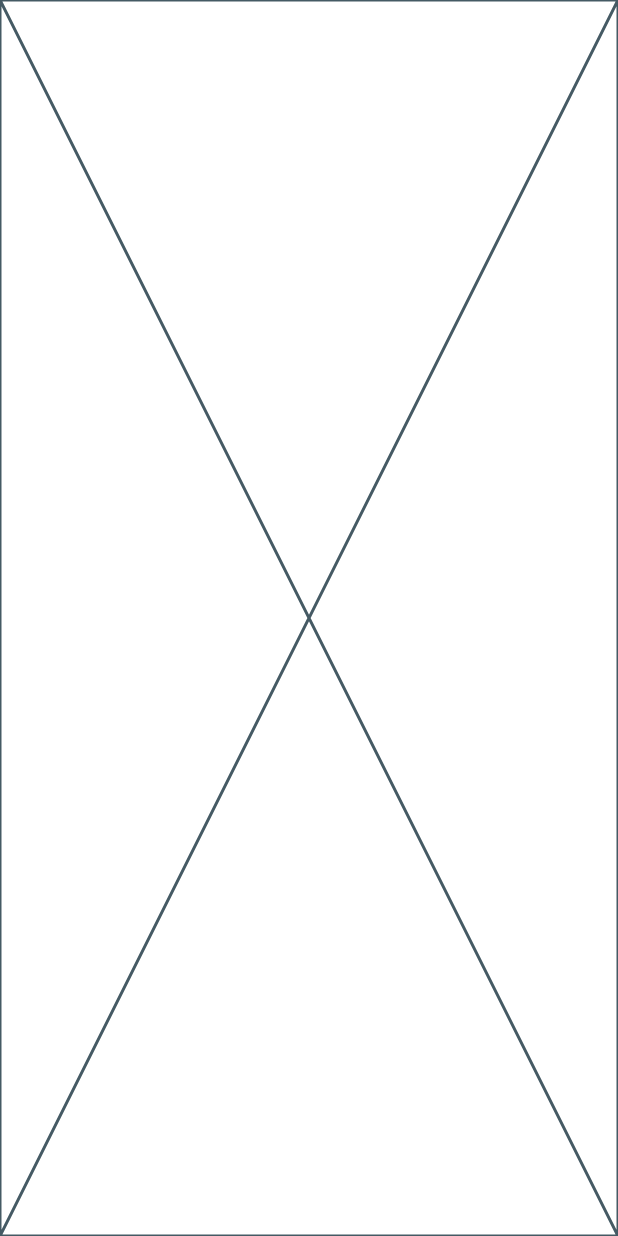
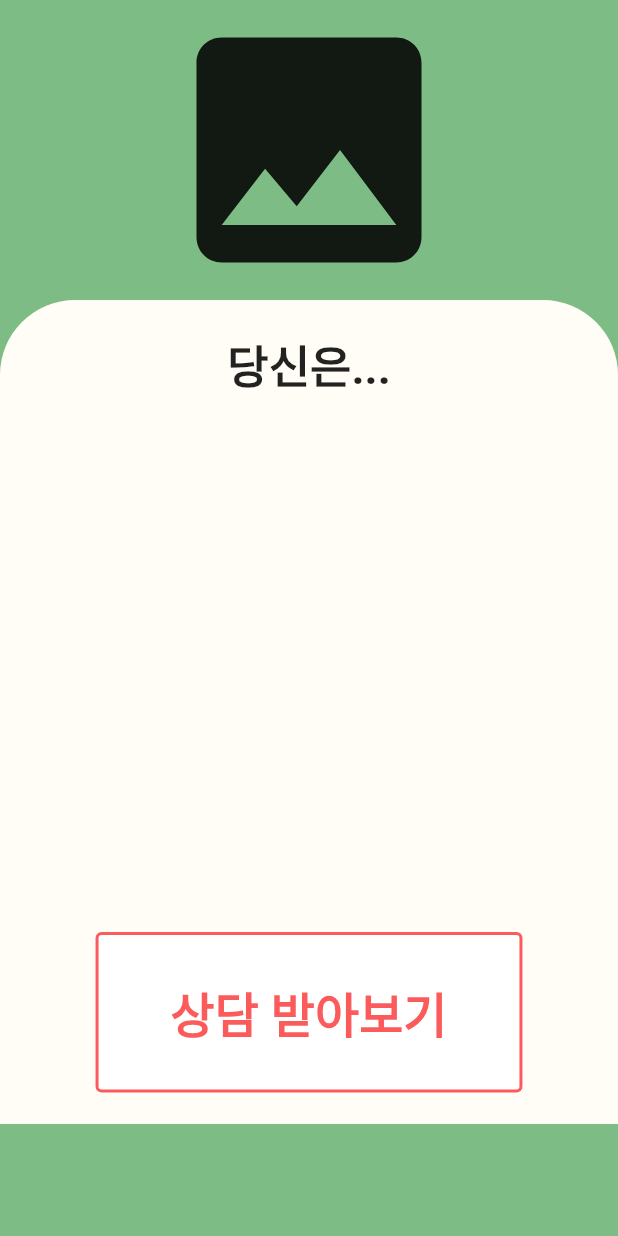
Before and after one commit to enjoy89/Memory_Connect, a Flutter app: the Completed screen opened directly, after a tap on "결과 보기", on a phone screen of 412 x 824 dp. Run offline on Flutter 3.47's test engine with Material 2 defaults, Android fonts, the phone set to English and light mode, and no system bars; our stand-ins replace carousel_slider, get, lottie, smooth_page_indicator, speech_to_text, video_player; network calls fail.

Commit message:
디자인 수정정

```diff
--- a/MC_frontend/MemoryConnectFlutter/m_c/lib/screens/completed.dart
+++ b/MC_frontend/MemoryConnectFlutter/m_c/lib/screens/completed.dart
@@ -33,8 +33,8 @@ class _TestState extends State<Completed> with SingleTickerProviderStateMixin {
   Widget build(BuildContext context) {
     return Scaffold(
       body: SingleChildScrollView(
+        child: Center(
           child: Column(
-          mainAxisAlignment: MainAxisAlignment.center,
             children: [
               Lottie.network(
                 'https://lottie.host/0e0dcdb6-764d-4152-9c67-cd713b147b41/dKqbBwf4gC.json', // Lottie 애니메이션 파일 경로
@@ -67,7 +67,8 @@ class _TestState extends State<Completed> with SingleTickerProviderStateMixin {
                 onPressed: () {
                   Navigator.push(
                     context,
-                  MaterialPageRoute(builder: (context) => const ResultScreen()),
+                    MaterialPageRoute(
+                        builder: (context) => const ResultScreen()),
                   );
                 },
                 style: ButtonStyle(
@@ -86,22 +87,23 @@ class _TestState extends State<Completed> with SingleTickerProviderStateMixin {
               const SizedBox(
                 height: 20,
               ),
-            ElevatedButton(
-              onPressed: () {},
-              style: ButtonStyle(
-                padding: MaterialStateProperty.all<EdgeInsets>(
-                  const EdgeInsets.symmetric(horizontal: 80, vertical: 30),
+              // ElevatedButton(
+              //   onPressed: () {},
+              //   style: ButtonStyle(
+              //     padding: MaterialStateProperty.all<EdgeInsets>(
+              //       const EdgeInsets.symmetric(horizontal: 80, vertical: 30),
+              //     ),
+              //   ),
+              //   child: const Text(
+              //     '결과 전송하기',
+              //     style: TextStyle(
+              //       fontSize: 35,
+              //       fontWeight: FontWeight.bold,
+              //     ),
+              //   ),
+              // )
+            ],
           ),
-              ),
-              child: const Text(
-                '결과 전송하기',
-                style: TextStyle(
-                  fontSize: 35,
-                  fontWeight: FontWeight.bold,
-                ),
-              ),
-            )
-          ],
         ),
       ),
     );
--- a/MC_frontend/MemoryConnectFlutter/m_c/lib/screens/result_screen.dart
+++ b/MC_frontend/MemoryConnectFlutter/m_c/lib/screens/result_screen.dart
@@ -10,6 +10,70 @@ class ResultScreen extends StatefulWidget {
 class _ResultScreenState extends State<ResultScreen> {
   @override
   Widget build(BuildContext context) {
-    return const Placeholder();
+    return Scaffold(
+      backgroundColor: const Color(0xff7DBC85),
+      body: SingleChildScrollView(
+        child: Column(
+          children: [
+            const Center(child: Icon(Icons.image, size: 200)),
+            Container(
+              width: MediaQuery.of(context).size.width,
+              height: MediaQuery.of(context).size.height / 1.5,
+              decoration: BoxDecoration(
+                color: const Color(0xffFFFDF6),
+                borderRadius: const BorderRadius.vertical(
+                    top: Radius.circular(50)), //모서리를 둥글게
+                border: Border.all(
+                  color: const Color(0xffFFFDF6),
+                  width: 3,
+                ),
+              ),
+              child: Padding(
+                padding: const EdgeInsets.all(18.0),
+                child: Column(
+                  children: [
+                    const Text(
+                      '당신은...',
+                      style: TextStyle(
+                        fontSize: 30,
+                        fontWeight: FontWeight.bold,
+                      ),
+                    ),
+                    const Spacer(),
+                    OutlinedButton(
+                      onPressed: () {},
+                      style: OutlinedButton.styleFrom(
+                        //메인 색상
+                        backgroundColor: const Color(0xffFFFFFF),
+                        // 테두리
+                        side: const BorderSide(
+                          color: Color(0xffFC5B5B),
+                          width: 2,
+                        ),
+                        // 안쪽 패딩(여백)
+                        padding: const EdgeInsets.symmetric(
+                            horizontal: 50, vertical: 30),
+                        // style: ButtonStyle(
+                        //   padding: MaterialStateProperty.all<EdgeInsets>(
+                        //     const EdgeInsets.symmetric(
+                        //         horizontal: 50, vertical: 30),
+                      ),
+                      child: const Text(
+                        '상담 받아보기',
+                        style: TextStyle(
+                          fontSize: 32,
+                          fontWeight: FontWeight.bold,
+                          color: Color(0xffFC5B5B),
+                        ),
+                      ),
+                    ),
+                  ],
+                ),
+              ),
+            ),
+          ],
+        ),
+      ),
+    );
   }
 }
```
Lines whose indentation alone changed are shown as unchanged.
